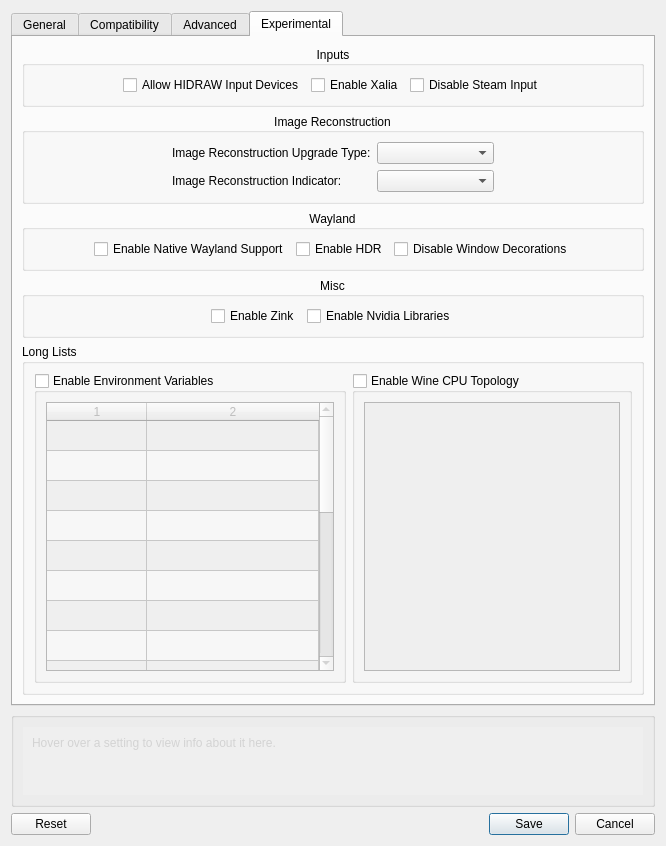
Qt form src/neroprefixsettings.ui (KeyesTheWah/Nero-umu) before a commit.
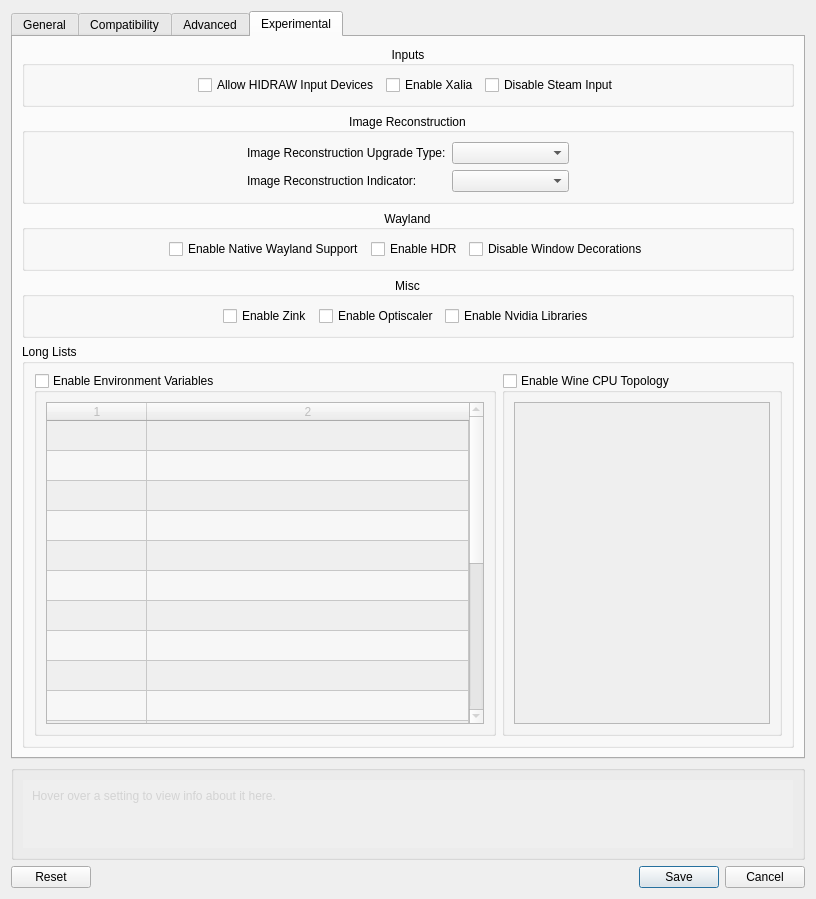
The same form after that commit. Icons and pictures are not drawn.

```diff
--- a/src/neroprefixsettings.ui
+++ b/src/neroprefixsettings.ui
@@ -6,8 +6,8 @@
    <rect>
     <x>0</x>
     <y>0</y>
-    <width>666</width>
-    <height>846</height>
+    <width>816</width>
+    <height>899</height>
    </rect>
   </property>
   <property name="windowTitle">
@@ -2031,41 +2031,6 @@
             </property>
            </spacer>
           </item>
-          <item row="0" column="2">
-           <widget class="QCheckBox" name="toggleNvidiaLibs">
-            <property name="whatsThis">
-             <string>Enable Nvidia Library support for PhysX &amp; CUDA functionality in games. Requires CachyOS Proton.</string>
-            </property>
-            <property name="accessibleName">
-             <string>Enable Nvidia Libraries</string>
-            </property>
-            <property name="accessibleDescription">
-             <string>Enable Nvidia Library support for PhysX &amp; CUDA functionality in games. Requires CachyOS Proton.</string>
-            </property>
-            <property name="accessibleIdentifier">
-             <string>toggleNvidiaLibs</string>
-            </property>
-            <property name="text">
-             <string>Enable Nvidia Libraries</string>
-            </property>
-            <property name="isFor" stdset="0">
-             <string>UseNvidiaLibs</string>
-            </property>
-           </widget>
-          </item>
-          <item row="0" column="3">
-           <spacer name="horizontalSpacer_24">
-            <property name="orientation">
-             <enum>Qt::Orientation::Horizontal</enum>
-            </property>
-            <property name="sizeHint" stdset="0">
-             <size>
-              <width>40</width>
-              <height>20</height>
-             </size>
-            </property>
-           </spacer>
-          </item>
           <item row="0" column="1">
            <widget class="QCheckBox" name="toggleZink">
             <property name="whatsThis">
@@ -2086,6 +2051,48 @@
             </property>
            </widget>
           </item>
+          <item row="0" column="4">
+           <spacer name="horizontalSpacer_24">
+            <property name="orientation">
+             <enum>Qt::Orientation::Horizontal</enum>
+            </property>
+            <property name="sizeHint" stdset="0">
+             <size>
+              <width>40</width>
+              <height>20</height>
+             </size>
+            </property>
+           </spacer>
+          </item>
+          <item row="0" column="3">
+           <widget class="QCheckBox" name="toggleNvidiaLibs">
+            <property name="whatsThis">
+             <string>Enable Nvidia Library support for PhysX &amp; CUDA functionality in games. Requires CachyOS Proton.</string>
+            </property>
+            <property name="accessibleName">
+             <string>Enable Nvidia Libraries</string>
+            </property>
+            <property name="accessibleDescription">
+             <string>Enable Nvidia Library support for PhysX &amp; CUDA functionality in games. Requires CachyOS Proton.</string>
+            </property>
+            <property name="accessibleIdentifier">
+             <string>toggleNvidiaLibs</string>
+            </property>
+            <property name="text">
+             <string>Enable Nvidia Libraries</string>
+            </property>
+            <property name="isFor" stdset="0">
+             <string>UseNvidiaLibs</string>
+            </property>
+           </widget>
+          </item>
+          <item row="0" column="2">
+           <widget class="QCheckBox" name="checkBox">
+            <property name="text">
+             <string>Enable Optiscaler</string>
+            </property>
+           </widget>
+          </item>
          </layout>
         </widget>
        </item>
@@ -2368,8 +2375,8 @@
           <rect>
            <x>0</x>
            <y>0</y>
-           <width>628</width>
-           <height>137</height>
+           <width>774</width>
+           <height>68</height>
           </rect>
          </property>
          <layout class="QVBoxLayout" name="verticalLayout_6">
```
Left out of the diff: 4 changed lines with no effect on the pictures.
